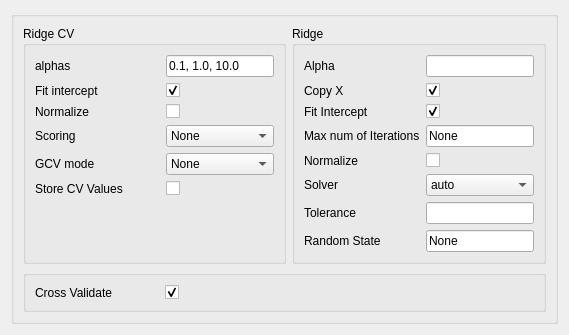
This is ui/cv_Ridge.ui in tthatcher95/PyHAT_Point_Spectra_GUI as Qt 5 draws it before an edit. The edited form follows.
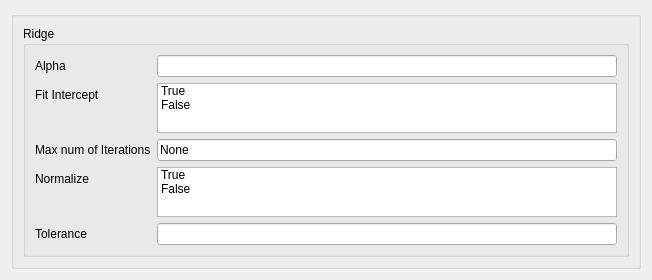
This is the edited form.

Commit message: Getting all-purpose cross validation working

```diff
--- a/ui/cv_Ridge.ui
+++ b/ui/cv_Ridge.ui
@@ -2,6 +2,14 @@
 <ui version="4.0">
  <class>Form</class>
  <widget class="QWidget" name="Form">
+  <property name="geometry">
+   <rect>
+    <x>0</x>
+    <y>0</y>
+    <width>652</width>
+    <height>278</height>
+   </rect>
+  </property>
   <property name="sizePolicy">
    <sizepolicy hsizetype="Ignored" vsizetype="Ignored">
     <horstretch>0</horstretch>
@@ -17,123 +25,6 @@
      <layout class="QVBoxLayout" name="verticalLayout">
       <item>
        <layout class="QHBoxLayout" name="horizontalLayout">
-        <item>
-         <widget class="QGroupBox" name="Ridge_CV">
-          <property name="title">
-           <string>Ridge CV</string>
-          </property>
-          <layout class="QFormLayout" name="formLayout_6">
-           <property name="fieldGrowthPolicy">
-            <enum>QFormLayout::AllNonFixedFieldsGrow</enum>
-           </property>
-           <item row="0" column="0">
-            <widget class="QLabel" name="alphasLabel_cv">
-             <property name="text">
-              <string>alphas</string>
-             </property>
-            </widget>
-           </item>
-           <item row="0" column="1">
-            <widget class="QLineEdit" name="alphasLineEdit_cv">
-             <property name="text">
-              <string>0.1, 1.0, 10.0</string>
-             </property>
-            </widget>
-           </item>
-           <item row="1" column="0">
-            <widget class="QLabel" name="fitInterceptLabel_cv">
-             <property name="text">
-              <string>Fit intercept </string>
-             </property>
-            </widget>
-           </item>
-           <item row="1" column="1">
-            <widget class="QCheckBox" name="fitInterceptCheckBox_cv">
-             <property name="checked">
-              <bool>true</bool>
-             </property>
-            </widget>
-           </item>
-           <item row="2" column="0">
-            <widget class="QLabel" name="normalizeLabel_cv">
-             <property name="text">
-              <string>Normalize </string>
-             </property>
-            </widget>
-           </item>
-           <item row="2" column="1">
-            <widget class="QCheckBox" name="normalizeCheckBox_cv"/>
-           </item>
-           <item row="3" column="0">
-            <widget class="QLabel" name="scoringLabel_cv">
-             <property name="text">
-              <string>Scoring</string>
-             </property>
-            </widget>
-           </item>
-           <item row="3" column="1">
-            <widget class="QComboBox" name="scoringComboBox_cv">
-             <item>
-              <property name="text">
-               <string>None</string>
-              </property>
-             </item>
-             <item>
-              <property name="text">
-               <string>string</string>
-              </property>
-             </item>
-             <item>
-              <property name="text">
-               <string>callable</string>
-              </property>
-             </item>
-            </widget>
-           </item>
-           <item row="4" column="0">
-            <widget class="QLabel" name="gCVModeLabel_cv">
-             <property name="text">
-              <string>GCV mode</string>
-             </property>
-            </widget>
-           </item>
-           <item row="4" column="1">
-            <widget class="QComboBox" name="gCVModeComboBox_cv">
-             <item>
-              <property name="text">
-               <string>None</string>
-              </property>
-             </item>
-             <item>
-              <property name="text">
-               <string>auto</string>
-              </property>
-             </item>
-             <item>
-              <property name="text">
-               <string>svd</string>
-              </property>
-             </item>
-             <item>
-              <property name="text">
-               <string>eigen</string>
-              </property>
-             </item>
-            </widget>
-           </item>
-           <item row="5" column="0">
-            <widget class="QLabel" name="storeCVValuesLabel_cv">
-             <property name="text">
-              <string>Store CV Values           </string>
-             </property>
-            </widget>
-           </item>
-           <item row="5" column="1">
-            <widget class="QCheckBox" name="storeCVValuesCheckBox_cv"/>
-           </item>
-          </layout>
-         </widget>
-        </item>
         <item>
          <widget class="QGroupBox" name="Ridge">
           <property name="enabled">
@@ -161,147 +52,91 @@
             </widget>
            </item>
            <item row="1" column="0">
-            <widget class="QLabel" name="copyXLabel">
-             <property name="text">
-              <string>Copy X</string>
-             </property>
-            </widget>
-           </item>
-           <item row="1" column="1">
-            <widget class="QCheckBox" name="copyXCheckBox">
-             <property name="checked">
-              <bool>true</bool>
-             </property>
-            </widget>
-           </item>
-           <item row="2" column="0">
             <widget class="QLabel" name="fitInterceptLabel">
              <property name="text">
               <string>Fit Intercept</string>
              </property>
             </widget>
            </item>
-           <item row="2" column="1">
-            <widget class="QCheckBox" name="fitInterceptCheckBox">
-             <property name="checked">
-              <bool>true</bool>
+           <item row="1" column="1">
+            <widget class="QListWidget" name="fit_intercept_list">
+             <property name="maximumSize">
+              <size>
+               <width>16777215</width>
+               <height>50</height>
+              </size>
              </property>
+             <property name="selectionMode">
+              <enum>QAbstractItemView::MultiSelection</enum>
+             </property>
+             <item>
+              <property name="text">
+               <string>True</string>
+              </property>
+             </item>
+             <item>
+              <property name="text">
+               <string>False</string>
+              </property>
+             </item>
             </widget>
            </item>
-           <item row="3" column="0">
+           <item row="2" column="0">
             <widget class="QLabel" name="maxNumOfIterationsLabel">
              <property name="text">
               <string>Max num of Iterations</string>
              </property>
             </widget>
            </item>
-           <item row="3" column="1">
+           <item row="2" column="1">
             <widget class="QLineEdit" name="maxNumOfIterationslineEdit">
              <property name="text">
               <string>None</string>
              </property>
             </widget>
            </item>
-           <item row="4" column="0">
+           <item row="3" column="0">
             <widget class="QLabel" name="normalizeLabel">
              <property name="text">
               <string>Normalize</string>
              </property>
             </widget>
            </item>
-           <item row="4" column="1">
-            <widget class="QCheckBox" name="normalizeCheckBox"/>
-           </item>
-           <item row="5" column="0">
-            <widget class="QLabel" name="solverLabel">
-             <property name="text">
-              <string>Solver</string>
+           <item row="3" column="1">
+            <widget class="QListWidget" name="normalize_list">
+             <property name="maximumSize">
+              <size>
+               <width>16777215</width>
+               <height>50</height>
+              </size>
              </property>
-            </widget>
-           </item>
-           <item row="5" column="1">
-            <widget class="QComboBox" name="solverComboBox">
              <item>
               <property name="text">
-               <string>auto</string>
+               <string>True</string>
               </property>
              </item>
              <item>
               <property name="text">
-               <string>svd</string>
+               <string>False</string>
               </property>
              </item>
-             <item>
-              <property name="text">
-               <string>cholesky</string>
-              </property>
-             </item>
-             <item>
-              <property name="text">
-               <string>lsqr</string>
-              </property>
-             </item>
-             <item>
-              <property name="text">
-               <string>sparse_cg</string>
-              </property>
-             </item>
-             <item>
-              <property name="text">
-               <string>sag</string>
-              </property>
-             </item>
             </widget>
            </item>
-           <item row="6" column="0">
+           <item row="4" column="0">
             <widget class="QLabel" name="toleranceLabel">
              <property name="text">
               <string>Tolerance</string>
              </property>
             </widget>
            </item>
-           <item row="6" column="1">
+           <item row="4" column="1">
             <widget class="QLineEdit" name="toleranceLineEdit"/>
            </item>
-           <item row="7" column="0">
-            <widget class="QLabel" name="randomStateLabel">
-             <property name="text">
-              <string>Random State</string>
-             </property>
-            </widget>
-           </item>
-           <item row="7" column="1">
-            <widget class="QLineEdit" name="randomStateLineEdit">
-             <property name="text">
-              <string>None</string>
-             </property>
-            </widget>
-           </item>
           </layout>
          </widget>
         </item>
        </layout>
       </item>
-      <item>
-       <widget class="QGroupBox" name="formGroupBox_2">
-        <layout class="QFormLayout" name="formLayout_5">
-         <item row="0" column="0">
-          <widget class="QLabel" name="crossValidateLabel">
-           <property name="text">
-            <string>Cross Validate              </string>
-           </property>
-          </widget>
-         </item>
-         <item row="0" column="1">
-          <widget class="QCheckBox" name="crossValidateCheckBox">
-           <property name="checked">
-            <bool>true</bool>
-           </property>
-          </widget>
-         </item>
-        </layout>
-       </widget>
-      </item>
      </layout>
     </widget>
    </item>
```
Left out of the diff: 35 changed lines with no effect on the pictures. The commit also changes 41 other files.
